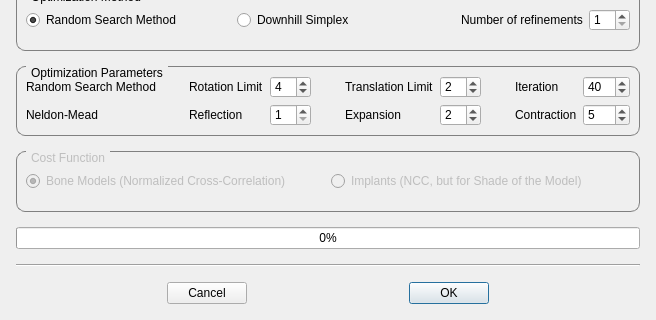
Before: the Qt Designer form autoscoper/src/ui/ui-files/TrackingOptionsDialog.ui in BrownBiomechanics/Autoscoper, drawn with Qt 5; both pictures show x 0 to 656 and y 179 to 499 of the 656 by 499 pixel window.
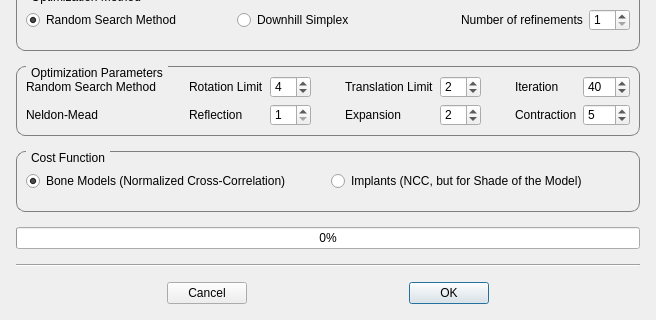
After: the same form once the commit is applied.

What changed in the file:
```diff
--- a/autoscoper/src/ui/ui-files/TrackingOptionsDialog.ui
+++ b/autoscoper/src/ui/ui-files/TrackingOptionsDialog.ui
@@ -581,7 +581,7 @@
      <item row="6" column="0" colspan="5">
       <widget class="QGroupBox" name="groupBox_4">
        <property name="enabled">
-        <bool>false</bool>
+        <bool>true</bool>
        </property>
        <property name="styleSheet">
         <string notr="true">QGroupBox {
```
